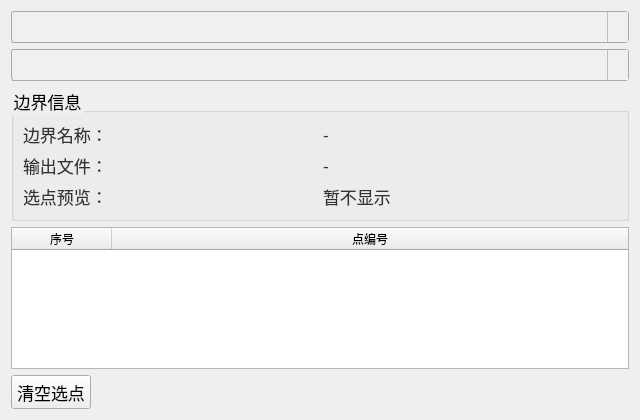
Before: the Qt Designer form plugins/Base_Slover/SeepageBoundaryPage.ui in asd977/base_cae, drawn with Qt 5.
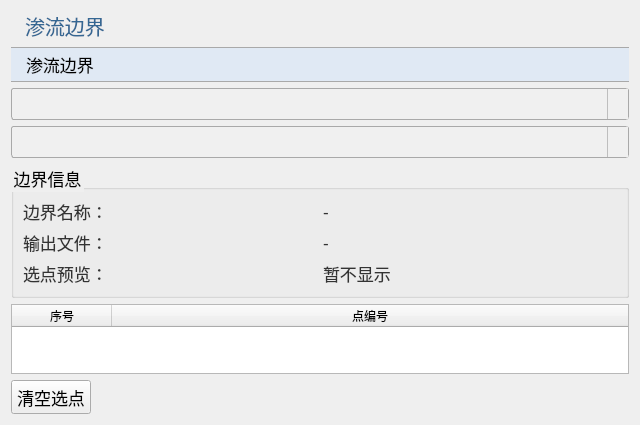
After: the same form once the commit is applied. Icons and pictures are not drawn.

```diff
--- a/plugins/Base_Slover/SeepageBoundaryPage.ui
+++ b/plugins/Base_Slover/SeepageBoundaryPage.ui
@@ -112,6 +112,20 @@
 </string>
   </property>
   <layout class="QVBoxLayout" name="verticalLayout">
+   <item>
+    <widget class="QLabel" name="pageNameLabel">
+     <property name="text">
+      <string>渗流边界</string>
+     </property>
+    </widget>
+   </item>
+   <item>
+    <widget class="QPushButton" name="pushButton">
+     <property name="text">
+      <string>渗流边界</string>
+     </property>
+    </widget>
+   </item>
    <item>
     <widget class="QComboBox" name="comboBoxDim"/>
    </item>
@@ -184,6 +198,19 @@
      </item>
     </layout>
    </item>
+   <item>
+    <spacer name="verticalSpacer">
+     <property name="orientation">
+      <enum>Qt::Vertical</enum>
+     </property>
+     <property name="sizeHint" stdset="0">
+      <size>
+       <width>20</width>
+       <height>40</height>
+      </size>
+     </property>
+    </spacer>
+   </item>
   </layout>
  </widget>
  <resources/>
```
